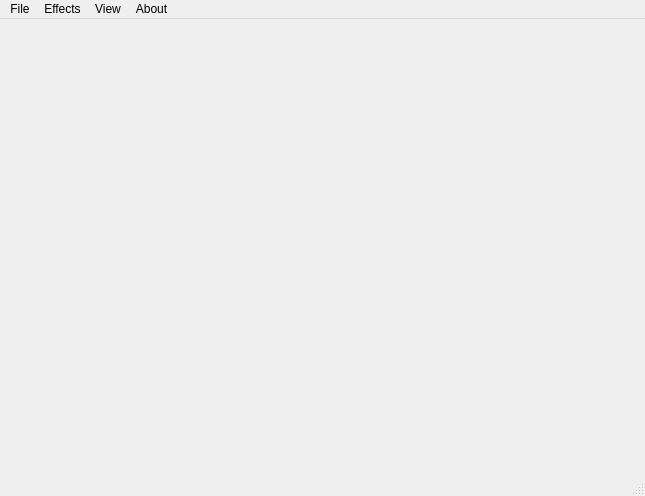
Before: the Qt Designer form Qtnp.ui in RussianBruteForce/Qtnp, drawn with Qt 5.
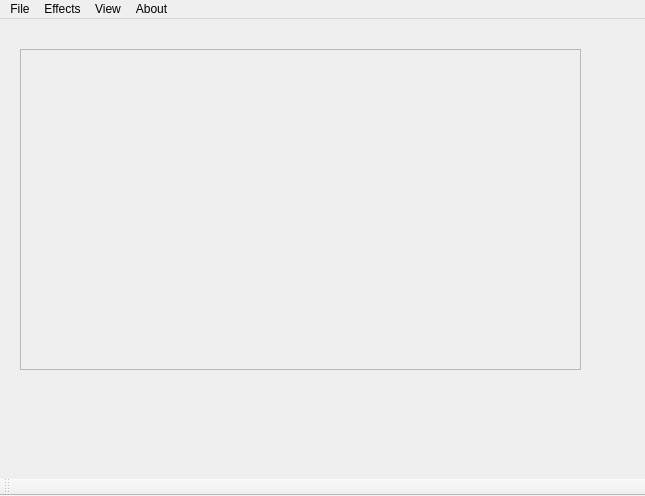
After: the same form once the commit is applied.

Diff of the .ui file:
```diff
--- a/Qtnp.ui
+++ b/Qtnp.ui
@@ -13,7 +13,31 @@
   <property name="windowTitle">
    <string>Qtnp</string>
   </property>
-  <widget class="QWidget" name="centralWidget"/>
+  <widget class="QWidget" name="centralWidget">
+   <widget class="QScrollArea" name="scrollArea">
+    <property name="geometry">
+     <rect>
+      <x>20</x>
+      <y>30</y>
+      <width>561</width>
+      <height>321</height>
+     </rect>
+    </property>
+    <property name="widgetResizable">
+     <bool>true</bool>
+    </property>
+    <widget class="QWidget" name="scrollAreaWidgetContents">
+     <property name="geometry">
+      <rect>
+       <x>0</x>
+       <y>0</y>
+       <width>557</width>
+       <height>317</height>
+      </rect>
+     </property>
+    </widget>
+   </widget>
+  </widget>
   <widget class="QMenuBar" name="menuBar">
    <property name="geometry">
     <rect>
@@ -70,7 +94,23 @@
    <addaction name="menuView"/>
    <addaction name="menuAbout"/>
   </widget>
-  <widget class="QStatusBar" name="statusBar"/>
+  <widget class="QToolBar" name="toolBar">
+   <property name="windowTitle">
+    <string>toolBar</string>
+   </property>
+   <property name="movable">
+    <bool>true</bool>
+   </property>
+   <property name="allowedAreas">
+    <set>Qt::BottomToolBarArea</set>
+   </property>
+   <attribute name="toolBarArea">
+    <enum>BottomToolBarArea</enum>
+   </attribute>
+   <attribute name="toolBarBreak">
+    <bool>false</bool>
+   </attribute>
+  </widget>
   <action name="actionNew">
    <property name="text">
     <string>&amp;New</string>
```
